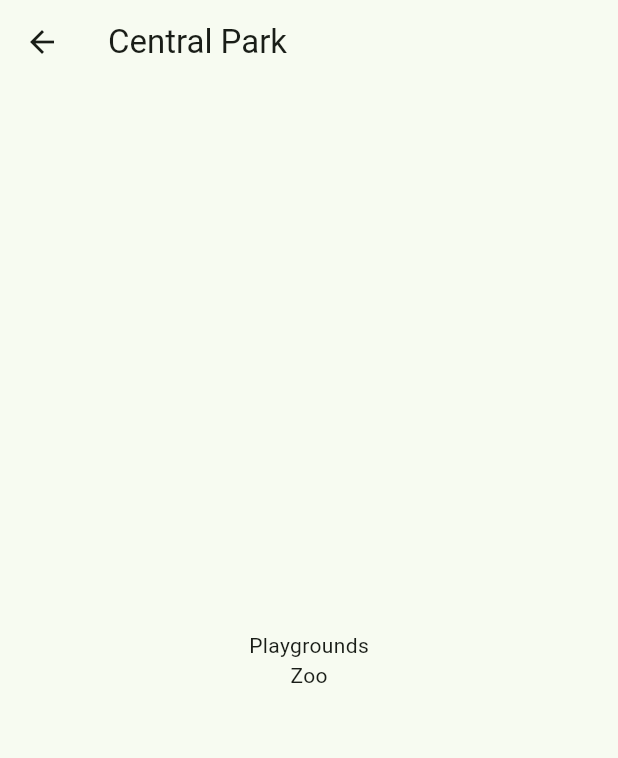
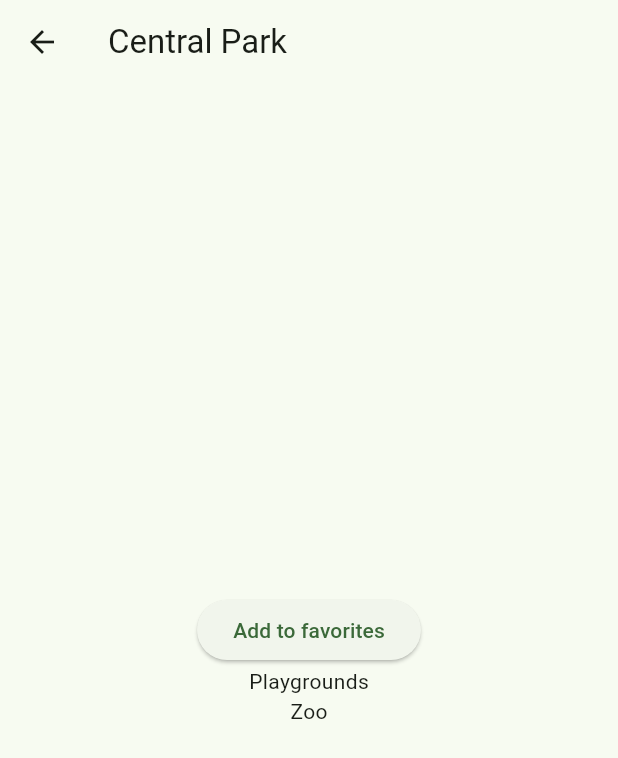
Before and after one commit to trporter206/Van_Parks_Flutter, a Flutter app: the DetailPage screen opened directly with sample values from the repository, on a phone screen of 412 x 824 dp. Shown: the top 758 px of the screen. Run offline on Flutter 3.47's test engine with Material 2 defaults, Android fonts, the phone set to English and light mode, and no system bars; our stand-ins replace google_maps_flutter.

Commit message:
basic favorite functionality

```diff
--- a/lib/location_detail_page.dart
+++ b/lib/location_detail_page.dart
@@ -27,6 +27,12 @@
           child: Column (
             mainAxisAlignment: MainAxisAlignment.center,
             children: [
+              ElevatedButton(
+                  onPressed: () => appState.toggleFavorite(locationWidget),
+                  child: Text(
+                      favoriteLocations.contains(locationWidget) ? "Remove from favorites" : "Add to favorites"
+                  )
+              ),
               Text(locationWidget.location.features[0]),
               Text(locationWidget.location.features[1]),
             ],
```
Also changed, not shown: lib/favorites_page.dart (+21 -2 lines).
